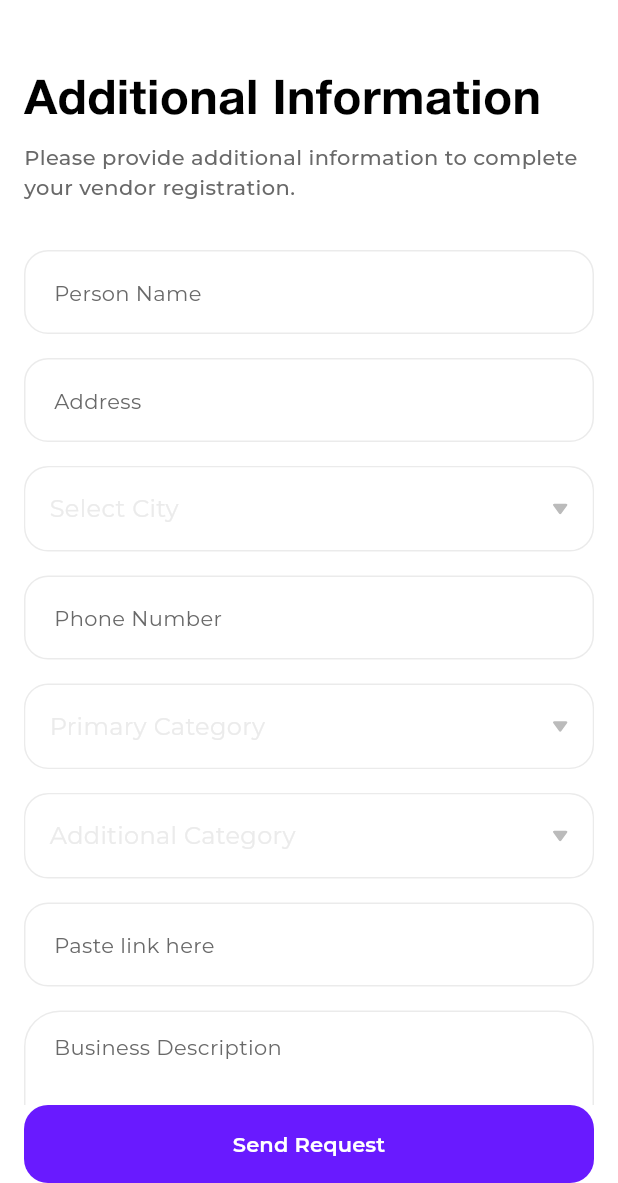
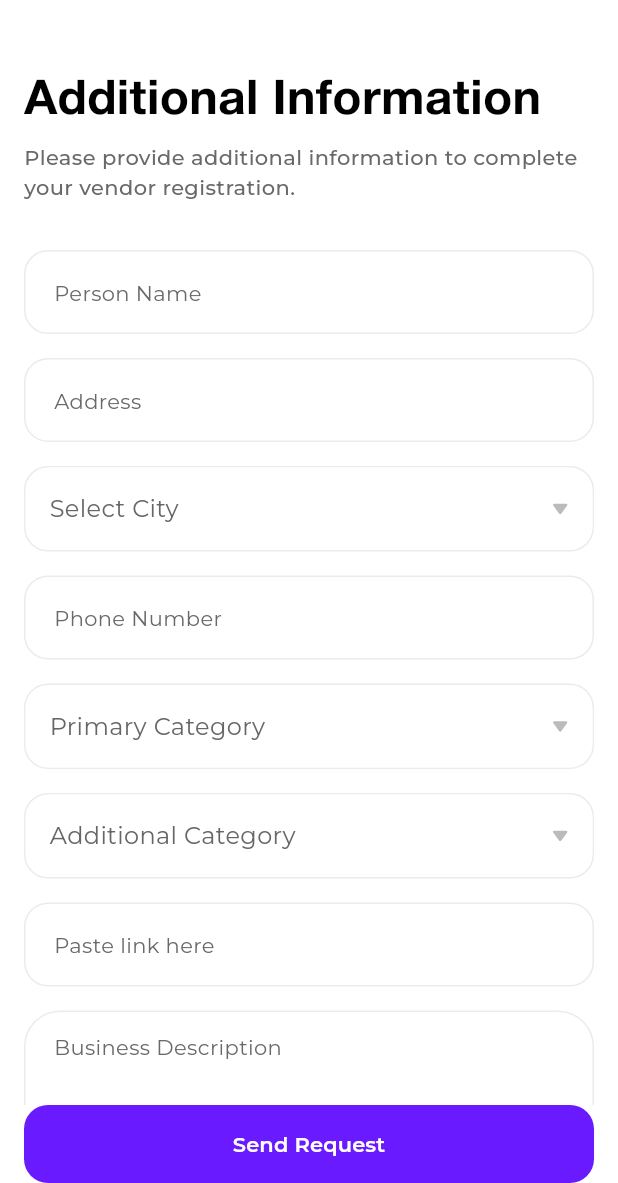
Before and after one commit to Manas1255/PlugdIn, a Flutter app: the VendorSignupScreen screen opened by its route, swiped to page 2, on a phone screen of 412 x 824 dp, the part 53-1236 px from its top. Run offline on Flutter 3.47's test engine with Material 3 defaults, Android fonts, the phone set to English and light mode, and no system bars; drawn by our look-alikes of toastification; our stand-ins replace bloc, cached_network_image, device_info_plus, device_preview, dio, equatable and 11 more; missing offline and left inert: stream_chat_flutter; accounts and stored records are empty; generated files the repository leaves out were written again.

```diff
--- a/lib/features/onboarding/presentation/views/vendor/vendor_signup_screen.dart
+++ b/lib/features/onboarding/presentation/views/vendor/vendor_signup_screen.dart
@@ -213,7 +213,6 @@ class _VendorSignupScreenState extends State<VendorSignupScreen> {
                               PIDropdown<CategoryType>(
                                 value: state.selectedPrimaryCategory,
                                 hintText: 'Primary Category',
-                                textColor: AppColors.black,
                                 items: CategoryType.values.map((category) {
                                   return DropdownItem<CategoryType>(
                                     value: category,
--- a/lib/utils/widgets/core_widgets/custom_dropdown.dart
+++ b/lib/utils/widgets/core_widgets/custom_dropdown.dart
@@ -23,7 +23,7 @@ class PIDropdown<T> extends StatefulWidget {
     this.hintFontWeight,
     this.padding = EdgeInsets.zero,
     this.leading,
-    this.textColor = AppColors.lightGreyShade3,
+    this.textColor = AppColors.black,
     this.borderColor = AppColors.textFieldBorderColor,
     this.width,
     this.titleTextStyle,
@@ -229,7 +229,7 @@ class _PIDropdownState<T> extends State<PIDropdown<T>> {
                                     style: context.b1.copyWith(
                                       color:
                                           widget.hintColor ??
-                                          AppColors.lightGreyColor,
+                                          AppColors.lightGreyShade2,
                                       fontWeight:
                                           widget.hintFontWeight ??
                                           FontWeight.w400,
```
